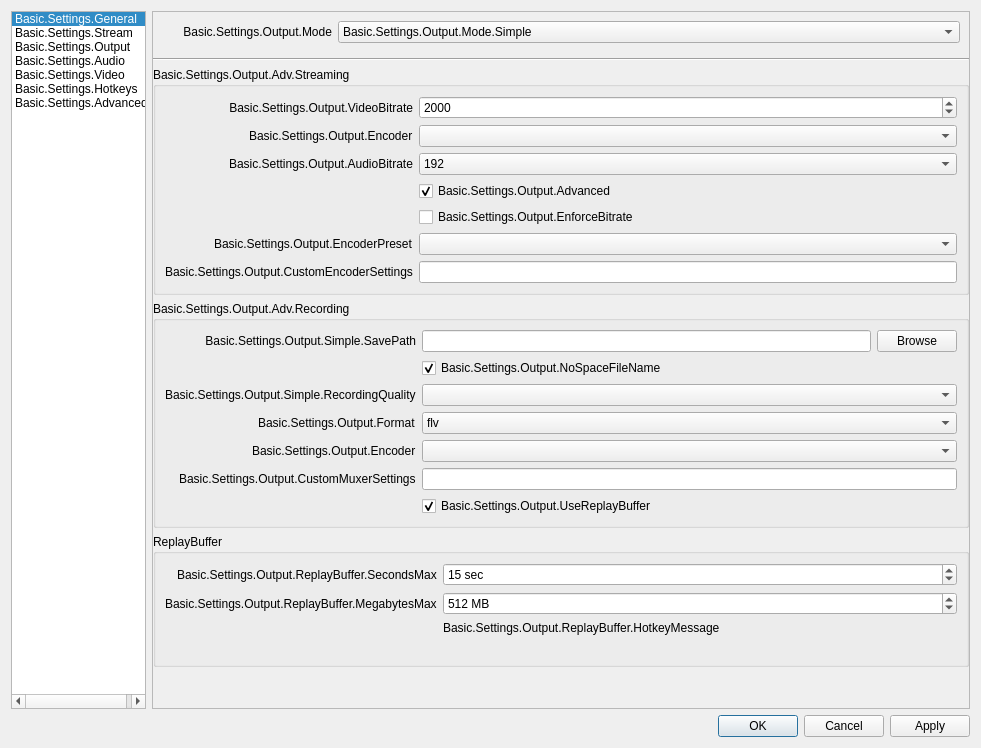
Above: UI/forms/OBSBasicSettings.ui from Dacast-Inc/dacast-obs before the change. Below: the same form after it.
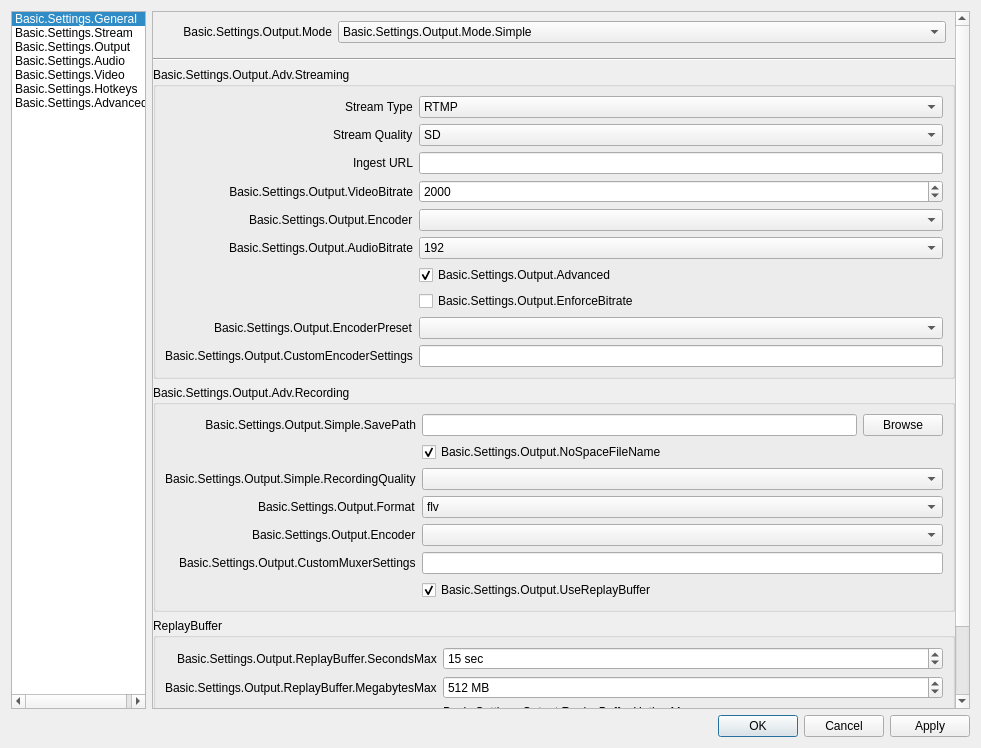
That is the form after the change. The open tabs and pages were chosen to show the change. Icons and pictures are not drawn.

The edit to the form file:
```diff
--- a/UI/forms/OBSBasicSettings.ui
+++ b/UI/forms/OBSBasicSettings.ui
@@ -734,7 +734,7 @@
               <x>0</x>
               <y>0</y>
               <width>801</width>
-              <height>855</height>
+              <height>969</height>
              </rect>
             </property>
             <layout class="QVBoxLayout" name="verticalLayout_21">
@@ -854,7 +854,7 @@
                     <property name="labelAlignment">
                      <set>Qt::AlignRight|Qt::AlignTrailing|Qt::AlignVCenter</set>
                     </property>
-                    <item row="0" column="0">
+                    <item row="3" column="0">
                      <widget class="QLabel" name="label_19">
                       <property name="minimumSize">
                        <size>
@@ -873,7 +873,7 @@
                       </property>
                      </widget>
                     </item>
-                    <item row="0" column="1">
+                    <item row="3" column="1">
                      <widget class="QSpinBox" name="simpleOutputVBitrate">
                       <property name="minimum">
                        <number>200</number>
@@ -886,7 +886,7 @@
                       </property>
                      </widget>
                     </item>
-                    <item row="2" column="0">
+                    <item row="5" column="0">
                      <widget class="QLabel" name="label_20">
                       <property name="text">
                        <string>Basic.Settings.Output.AudioBitrate</string>
@@ -896,7 +896,7 @@
                       </property>
                      </widget>
                     </item>
-                    <item row="2" column="1">
+                    <item row="5" column="1">
                      <widget class="QComboBox" name="simpleOutputABitrate">
                       <property name="currentIndex">
                        <number>8</number>
@@ -958,7 +958,7 @@
                       </item>
                      </widget>
                     </item>
-                    <item row="3" column="1">
+                    <item row="6" column="1">
                      <widget class="QCheckBox" name="simpleOutAdvanced">
                       <property name="text">
                        <string>Basic.Settings.Output.Advanced</string>
@@ -968,10 +968,10 @@
                       </property>
                      </widget>
                     </item>
-                    <item row="5" column="1">
+                    <item row="8" column="1">
                      <widget class="QComboBox" name="simpleOutPreset"/>
                     </item>
-                    <item row="5" column="0">
+                    <item row="8" column="0">
                      <widget class="QLabel" name="label_24">
                       <property name="enabled">
                        <bool>true</bool>
@@ -984,7 +984,7 @@
                       </property>
                      </widget>
                     </item>
-                    <item row="6" column="0">
+                    <item row="9" column="0">
                      <widget class="QLabel" name="label_23">
                       <property name="text">
                        <string>Basic.Settings.Output.CustomEncoderSettings</string>
@@ -994,20 +994,20 @@
                       </property>
                      </widget>
                     </item>
-                    <item row="6" column="1">
+                    <item row="9" column="1">
                      <widget class="QLineEdit" name="simpleOutCustom"/>
                     </item>
-                    <item row="4" column="1">
+                    <item row="7" column="1">
                      <widget class="QCheckBox" name="simpleOutEnforce">
                       <property name="text">
                        <string>Basic.Settings.Output.EnforceBitrate</string>
                       </property>
                      </widget>
                     </item>
-                    <item row="1" column="1">
+                    <item row="4" column="1">
                      <widget class="QComboBox" name="simpleOutStrEncoder"/>
                     </item>
-                    <item row="1" column="0">
+                    <item row="4" column="0">
                      <widget class="QLabel" name="simpleOutRecEncoderLabel_2">
                       <property name="text">
                        <string>Basic.Settings.Output.Encoder</string>
@@ -1017,6 +1017,76 @@
                       </property>
                      </widget>
                     </item>
+                    <item row="0" column="0">
+                     <widget class="QLabel" name="simpleOutStreamTypeLabel">
+                      <property name="text">
+                       <string>Stream Type</string>
+                      </property>
+                     </widget>
+                    </item>
+                    <item row="0" column="1">
+                     <widget class="QComboBox" name="simpleOutStreamType">
+                      <item>
+                       <property name="text">
+                        <string>RTMP</string>
+                       </property>
+                      </item>
+                      <item>
+                       <property name="text">
+                        <string>HLS</string>
+                       </property>
+                      </item>
+                     </widget>
+                    </item>
+                    <item row="1" column="0">
+                     <widget class="QLabel" name="simpleOutHlsQualityLabel">
+                      <property name="text">
+                       <string>Stream Quality</string>
+                      </property>
+                     </widget>
+                    </item>
+                    <item row="1" column="1">
+                     <widget class="QComboBox" name="simpleOutHlsQuality">
+                      <property name="currentIndex">
+                       <number>2</number>
+                      </property>
+                      <item>
+                       <property name="text">
+                        <string>Ultralow</string>
+                       </property>
+                      </item>
+                      <item>
+                       <property name="text">
+                        <string>Low</string>
+                       </property>
+                      </item>
+                      <item>
+                       <property name="text">
+                        <string>SD</string>
+                       </property>
+                      </item>
+                      <item>
+                       <property name="text">
+                        <string>HD</string>
+                       </property>
+                      </item>
+                      <item>
+                       <property name="text">
+                        <string>Full HD</string>
+                       </property>
+                      </item>
+                     </widget>
+                    </item>
+                    <item row="2" column="0">
+                     <widget class="QLabel" name="simpleOutHlsIngestLabel">
+                      <property name="text">
+                       <string>Ingest URL</string>
+                      </property>
+                     </widget>
+                    </item>
+                    <item row="2" column="1">
+                     <widget class="QLineEdit" name="simpleOutHlsIngest"/>
+                    </item>
                    </layout>
                   </widget>
                  </item>
```
Left out of the diff: 10 changed lines with no effect on the pictures.
